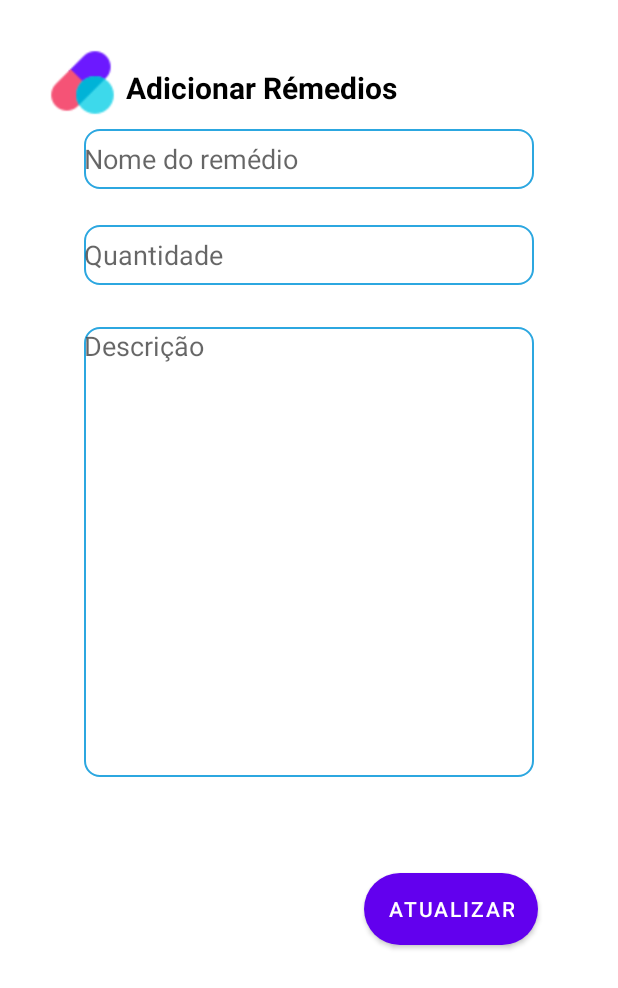
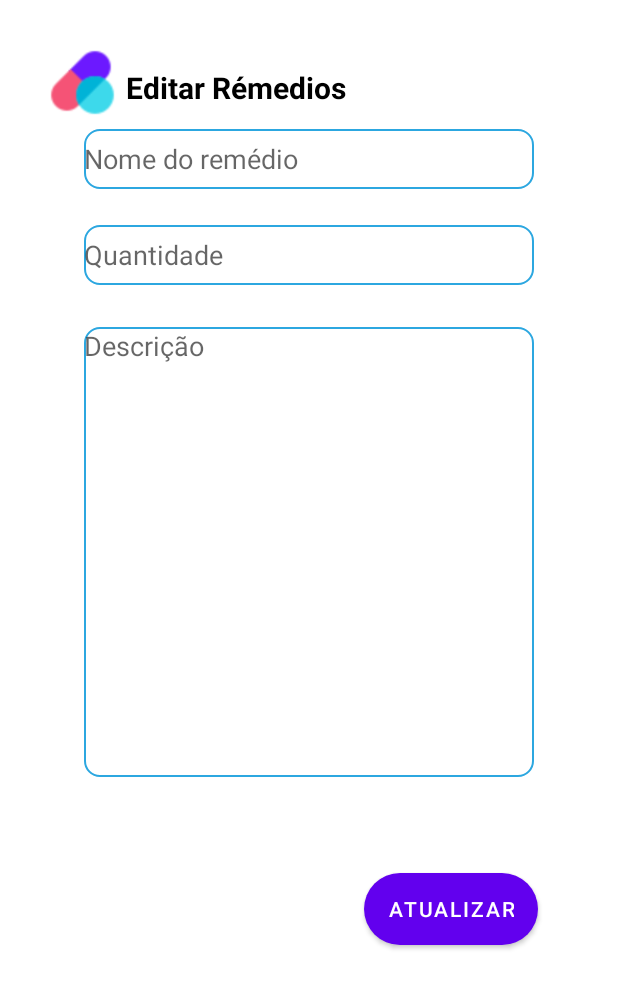
Before and after one commit to adilsonlima1997/TFCAPP, an Android app: the UpdateActivity screen opened directly, with no data from a screen before it, on a phone screen of 412 x 824 dp. Shown: the top 988 px of the screen. Run offline under Robolectric (Android 15) with nearby library versions, the phone set to English and light mode, and no system bars.

Commit message:
Atualizado em 12/05/2022 19:25

```diff
--- a/app/src/main/java/com/example/farmacia_v1/UpdateActivity.java
+++ b/app/src/main/java/com/example/farmacia_v1/UpdateActivity.java
@@ -3,12 +3,50 @@ package com.example.farmacia_v1;
 import androidx.appcompat.app.AppCompatActivity;
 
 import android.os.Bundle;
+import android.view.View;
+import android.widget.Button;
+import android.widget.EditText;
+import android.widget.Toast;
 
 public class UpdateActivity extends AppCompatActivity {
+
+    EditText nome_remedio_input, quant_remedio_input, desc_remedio_input;
+    Button btn_update;
+    String id, nome, quant, desc;
 
     @Override
     protected void onCreate(Bundle savedInstanceState) {
         super.onCreate(savedInstanceState);
         setContentView(R.layout.activity_update);
+
+        nome_remedio_input = findViewById(R.id.input_nome_remedio2);
+        quant_remedio_input = findViewById(R.id.quantidade_remedio2);
+        desc_remedio_input = findViewById(R.id.descricao_remedio2);
+        btn_update = findViewById(R.id.update_btn);
+
+        btn_update.setOnClickListener(new View.OnClickListener() {
+            @Override
+            public void onClick(View view) {
+
+            }
+        });
+        getAnsSetIntentData();
     }
-}
+        void getAnsSetIntentData(){
+            if(getIntent().hasExtra("remedio_id") && getIntent().hasExtra("remedio_nome") &&
+                    getIntent().hasExtra("remedio_quantidade") && getIntent().hasExtra("remedio_descricao")){
+                //Getting Data from Intent
+                id = getIntent().getStringExtra("remedio_id");
+                nome = getIntent().getStringExtra("remedio_nome");
+                quant = getIntent().getStringExtra("remedio_quantidade");
+                desc = getIntent().getStringExtra("remedio_descricao");
+
+                //Setting Intent Data
+                nome_remedio_input.setText(nome);
+                quant_remedio_input.setText(quant);
+                desc_remedio_input.setText(desc);
+            }else{
+                Toast.makeText(this, "No Data.", Toast.LENGTH_SHORT).show();
+            }
+        }
+    }
--- a/app/src/main/res/layout/activity_update.xml
+++ b/app/src/main/res/layout/activity_update.xml
@@ -13,7 +13,6 @@
         android:layout_height="50dp"
         android:layout_gravity="center"
         android:src="@drawable/icons8_comprimidos"
-        app:layout_constraintBottom_toTopOf="@+id/input_nome_remedio"
         app:layout_constraintStart_toStartOf="parent"
         app:layout_constraintTop_toTopOf="parent" />
 
@@ -77,7 +76,7 @@
         android:layout_width="wrap_content"
         android:layout_height="wrap_content"
         android:layout_marginStart="4dp"
-        android:text="Adicionar Rémedios"
+        android:text="Editar Rémedios"
         android:textColor="@color/black"
         android:textSize="20dp"
         android:textStyle="bold"
```
Also changed, not shown: app/src/main/java/com/example/farmacia_v1/CUstomerAdapter.java (+11 -4 lines), app/src/main/res/layout/recycleview_row.xml (+2 -14 lines).
